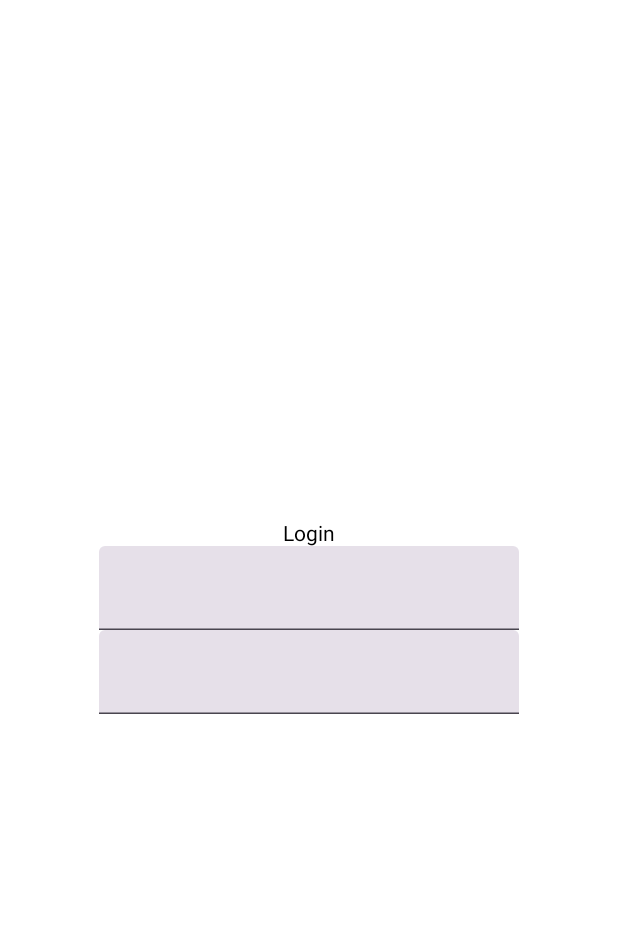
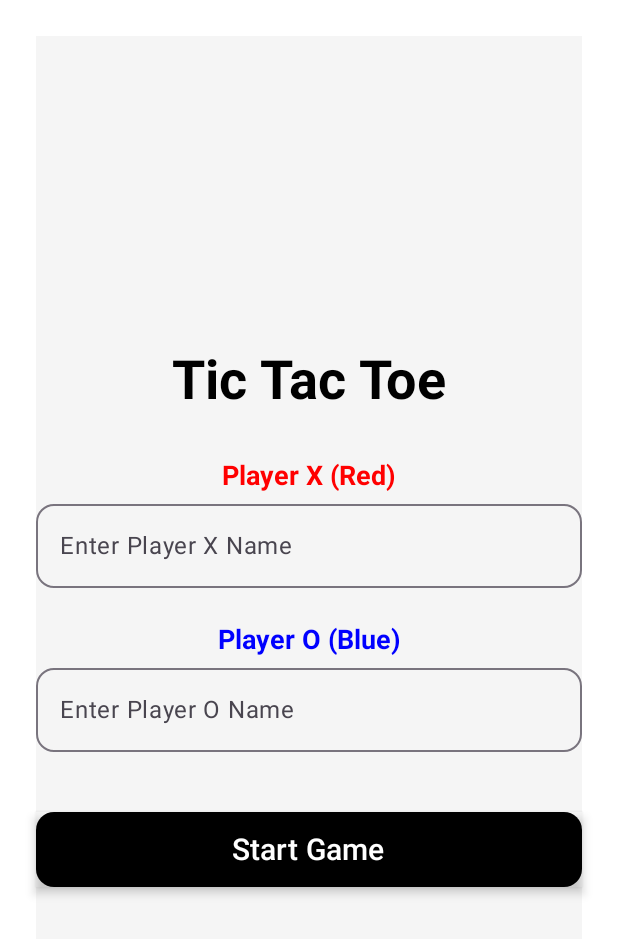
Before and after one commit to HarshHingorani22197/TicTacToe, an Android app built with Jetpack Compose: the @Preview function LoginScreenPreview, on a phone screen of 412 x 824 dp. Shown: the top 939 px of the screen. Run offline under Robolectric (Android 15) with nearby library versions, the phone set to English and light mode, and no system bars.

Commit message:
Added login screen

```diff
--- a/app/build.gradle.kts
+++ b/app/build.gradle.kts
@@ -49,6 +49,8 @@ dependencies {
     implementation(libs.androidx.ui.graphics)
     implementation(libs.androidx.ui.tooling.preview)
     implementation(libs.androidx.material3)
+    implementation(libs.androidx.navigation.runtime.android)
+    implementation(libs.androidx.navigation.compose)
     testImplementation(libs.junit)
     androidTestImplementation(libs.androidx.junit)
     androidTestImplementation(libs.androidx.espresso.core)
--- a/app/src/main/java/com/example/ticktacktoe/LoginScreen.kt
+++ b/app/src/main/java/com/example/ticktacktoe/LoginScreen.kt
@@ -1,29 +1,98 @@
 package com.example.ticktacktoe
 
-import androidx.compose.foundation.layout.Arrangement
-import androidx.compose.foundation.layout.Column
-import androidx.compose.foundation.layout.fillMaxSize
-import androidx.compose.material3.Text
-import androidx.compose.material3.TextField
-import androidx.compose.runtime.Composable
+import androidx.compose.foundation.background
+import androidx.compose.foundation.layout.*
+import androidx.compose.foundation.shape.RoundedCornerShape
+import androidx.compose.material3.*
+import androidx.compose.runtime.*
 import androidx.compose.ui.Alignment
 import androidx.compose.ui.Modifier
+import androidx.compose.ui.graphics.Color
+import androidx.compose.ui.text.font.FontWeight
+import androidx.compose.ui.unit.dp
+import androidx.compose.ui.unit.sp
 import androidx.compose.ui.tooling.preview.Preview
+import androidx.compose.ui.draw.shadow
+import androidx.navigation.NavController
+import androidx.navigation.compose.rememberNavController
 
 @Composable
-fun LoginScreen() {
-    Column(modifier = Modifier.fillMaxSize(),
+fun LoginScreen(navController: NavController) {
+    var playerX by remember { mutableStateOf("") }
+    var playerO by remember { mutableStateOf("") }
+
+    Column(
+        modifier = Modifier
+            .fillMaxSize()
+            .padding(24.dp)
+            .background(Color(0xFFF5F5F5)), // Light background for a modern look
         verticalArrangement = Arrangement.Center,
-        horizontalAlignment = Alignment.CenterHorizontally) {
-        Text("Login")
-        TextField(value = "", onValueChange = {})
-        TextField(value = "", onValueChange = {})
+        horizontalAlignment = Alignment.CenterHorizontally
+    ) {
+        Text(
+            text = "Tic Tac Toe",
+            fontSize = 36.sp,
+            fontWeight = FontWeight.Bold,
+            color = Color.Black
+        )
+        Spacer(modifier = Modifier.height(32.dp))
+
+        // Player X Input
+        Text(
+            text = "Player X (Red)",
+            color = Color.Red,
+            fontSize = 18.sp,
+            fontWeight = FontWeight.Bold
+        )
+        OutlinedTextField(
+            value = playerX,
+            onValueChange = { playerX = it },
+            placeholder = { Text("Enter Player X Name") },
+            shape = RoundedCornerShape(12.dp),
+            modifier = Modifier
+                .fillMaxWidth()
+                .padding(vertical = 8.dp)
+        )
+
+        Spacer(modifier = Modifier.height(16.dp))
+
+        // Player O Input
+        Text(
+            text = "Player O (Blue)",
+            color = Color.Blue,
+            fontSize = 18.sp,
+            fontWeight = FontWeight.Bold
+        )
+        OutlinedTextField(
+            value = playerO,
+            onValueChange = { playerO = it },
+            placeholder = { Text("Enter Player O Name") },
+            shape = RoundedCornerShape(12.dp),
+            modifier = Modifier
+                .fillMaxWidth()
+                .padding(vertical = 8.dp)
+        )
+
+        Spacer(modifier = Modifier.height(32.dp))
+
+        // Start Game Button
+        Button(
+            onClick = { navController.navigate("gameScreen") },
+            colors = ButtonDefaults.buttonColors(containerColor = Color.Black),
+            shape = RoundedCornerShape(12.dp),
+            modifier = Modifier
+                .fillMaxWidth()
+                .height(50.dp)
+                .shadow(4.dp)
+        ) {
+            Text("Start Game", fontSize = 20.sp, color = Color.White)
+        }
     }
 }
-
 
 @Preview(showBackground = true)
 @Composable
 fun LoginScreenPreview() {
-    LoginScreen()
+    val navController = rememberNavController()
+    LoginScreen(navController)
 }
--- a/app/src/main/java/com/example/ticktacktoe/MainActivity.kt
+++ b/app/src/main/java/com/example/ticktacktoe/MainActivity.kt
@@ -7,10 +7,13 @@ import androidx.activity.enableEdgeToEdge
 import androidx.compose.foundation.layout.fillMaxSize
 import androidx.compose.foundation.layout.padding
 import androidx.compose.material3.Scaffold
-import androidx.compose.material3.Text
 import androidx.compose.runtime.Composable
 import androidx.compose.ui.Modifier
 import androidx.compose.ui.tooling.preview.Preview
+import androidx.navigation.NavHostController
+import androidx.navigation.compose.NavHost
+import androidx.navigation.compose.composable
+import androidx.navigation.compose.rememberNavController
 import com.example.ticktacktoe.ui.theme.TickTackToeTheme
 
 class MainActivity : ComponentActivity() {
@@ -19,11 +22,10 @@ class MainActivity : ComponentActivity() {
         enableEdgeToEdge()
         setContent {
             TickTackToeTheme {
+                val navController = rememberNavController()
+
                 Scaffold(modifier = Modifier.fillMaxSize()) { innerPadding ->
-                    Greeting(
-                        name = "Android",
-                        modifier = Modifier.padding(innerPadding)
-                    )
+                    AppNavigation(navController = navController, modifier = Modifier.padding(innerPadding))
                 }
             }
         }
@@ -31,17 +33,9 @@ class MainActivity : ComponentActivity() {
 }
 
 @Composable
-fun Greeting(name: String, modifier: Modifier = Modifier) {
-    Text(
-        text = "Hello $name!",
-        modifier = modifier
-    )
-}
-
-@Preview(showBackground = true)
-@Composable
-fun GreetingPreview() {
-    TickTackToeTheme {
-        Greeting("Android")
+fun AppNavigation(navController: NavHostController, modifier: Modifier = Modifier) {
+    NavHost(navController = navController, startDestination = "loginScreen", modifier = modifier) {
+        composable("loginScreen") { LoginScreen(navController) }
+        // Add other screens here, e.g., composable("gameScreen") { GameScreen(navController) }
     }
 }
--- a/gradle/libs.versions.toml
+++ b/gradle/libs.versions.toml
@@ -8,6 +8,8 @@ espressoCore = "3.6.1"
 lifecycleRuntimeKtx = "2.8.7"
 activityCompose = "1.10.1"
 composeBom = "2024.04.01"
+navigationRuntimeAndroid = "2.9.0-alpha08"
+navigationCompose = "2.8.9"
 
 [libraries]
 androidx-core-ktx = { group = "androidx.core", name = "core-ktx", version.ref = "coreKtx" }
@@ -24,6 +26,8 @@ androidx-ui-tooling-preview = { group = "androidx.compose.ui", name = "ui-toolin
 androidx-ui-test-manifest = { group = "androidx.compose.ui", name = "ui-test-manifest" }
 androidx-ui-test-junit4 = { group = "androidx.compose.ui", name = "ui-test-junit4" }
 androidx-material3 = { group = "androidx.compose.material3", name = "material3" }
+androidx-navigation-runtime-android = { group = "androidx.navigation", name = "navigation-runtime-android", version.ref = "navigationRuntimeAndroid" }
+androidx-navigation-compose = { group = "androidx.navigation", name = "navigation-compose", version.ref = "navigationCompose" }
 
 [plugins]
 android-application = { id = "com.android.application", version.ref = "agp" }
```
